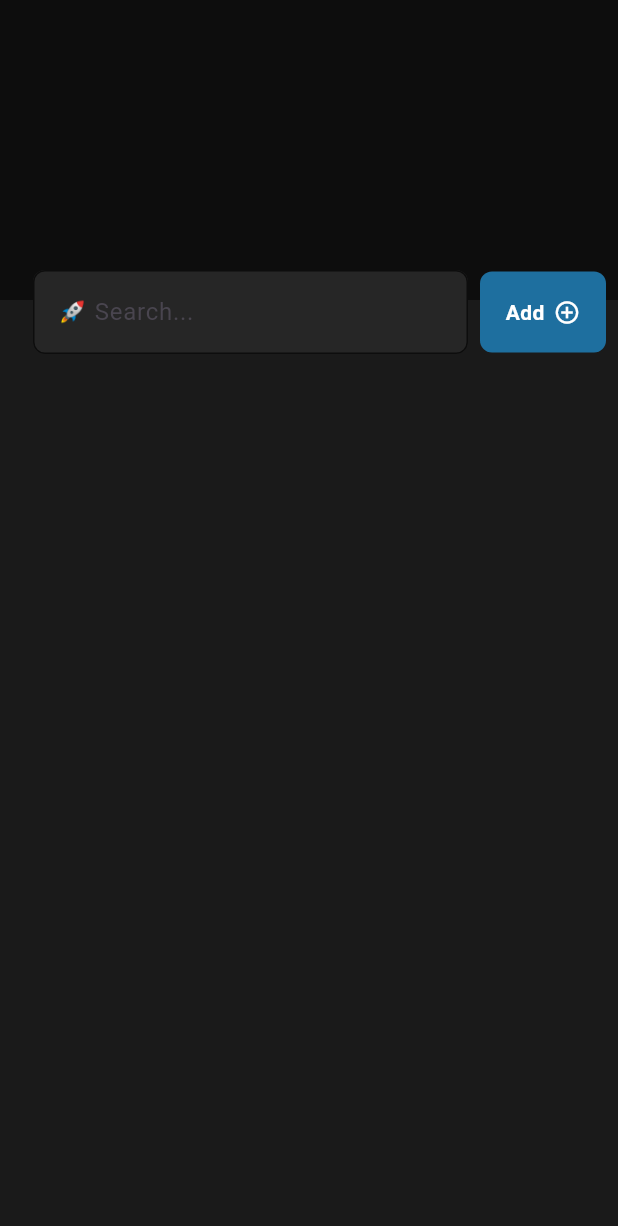
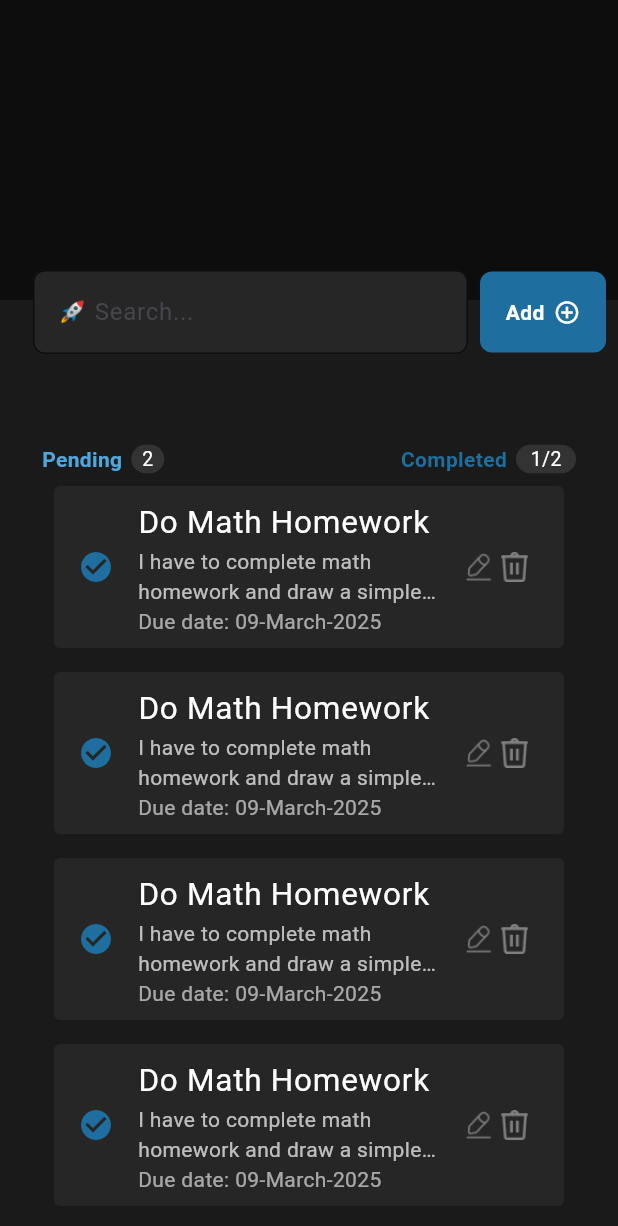
Before and after one commit to sinancholakkal/To-Do-List, a Flutter app: the screen it shows after launch, on a phone screen of 412 x 824 dp. Shown: the top 1226 px of the screen. Run offline on Flutter 3.47's test engine with Material 3 defaults, Android fonts, the phone set to English and light mode, and no system bars.

Commit message:
Basic task card ui created

```diff
--- a/lib/feature/presentation/pages/screen_home.dart
+++ b/lib/feature/presentation/pages/screen_home.dart
@@ -1,6 +1,6 @@
 import 'package:flutter/material.dart';
-import 'package:to_do_list/core/theme/colors.dart';
-import 'package:to_do_list/feature/presentation/widgets/text_widget.dart';
+import 'package:to_do_list/feature/presentation/pages/sections/list_display_section.dart';
+import 'package:to_do_list/feature/presentation/pages/sections/search_and_add_section.dart';
 
 class ScreenHome extends StatelessWidget {
   const ScreenHome({super.key});
@@ -10,68 +10,10 @@ class ScreenHome extends StatelessWidget {
     return Scaffold(
       body: Stack(
         children: [
-          Column(
-            children: [
-              ConstrainedBox(
-                constraints: BoxConstraints(maxHeight: 200),
-                child: Container(width: double.infinity, color: bgTop),
-              ),
-              Expanded(
-                child: Container(width: double.infinity, color: bgBottom),
-              ),
-            ],
-          ),
-          Positioned(
-            top: 173,
-            left: 22,
-            right: 0,
-            child: Row(
-              children: [
-                Flexible(
-                  child: TextFormField(
-                    style: TextStyle(color: kwhite),
-                    decoration: InputDecoration(
-                      label: Text("🚀 Search..."),
-                      filled: true,
-                      fillColor: Color(0xFF262626),
-                      border: OutlineInputBorder(
-                        borderRadius: BorderRadius.circular(8),
-                        borderSide: BorderSide(color: Color(0xFF0D0D0D)),
-                      ),
-                      enabledBorder: OutlineInputBorder(
-                        borderRadius: BorderRadius.circular(8),
-                        borderSide: BorderSide(color: Color(0xFF0D0D0D)),
-                      ),
-                      focusedBorder: OutlineInputBorder(
-                        borderRadius: BorderRadius.circular(8),
-                        borderSide: BorderSide(color: Color(0xFF0D0D0D)),
-                      ),
-                    ),
-                  ),
-                ),
-                Padding(
-                  padding: const EdgeInsets.all(8.0),
-                  child: Container(
-                    width: 84,
-                    height: 54,
-                    decoration: BoxDecoration(
-                      borderRadius: BorderRadius.circular(8),
-                      color: Color(0xFF1E6F9F),
-                    ),
-                    child: Row(
-                      mainAxisAlignment: MainAxisAlignment.center,
-                      mainAxisSize: MainAxisSize.min,
-                      spacing: 6,
-                      children: [
-                        TextWidget(text: "Add",size: 14,fontWeight: FontWeight.w700,color: kwhite,),
-                        Icon(Icons.add_circle_outline,color: kwhite,size: 18,)
-                      ],
-                    ),
-                  ),
-                ),
-              ],
-            ),
-          ),
+          //Task display section--
+          ListDisplaySection(),
+          //Search and add section-----
+          SearchAndAddSection(),
         ],
       ),
     );
--- /dev/null
+++ b/lib/feature/presentation/pages/sections/list_display_section.dart
@@ -0,0 +1,94 @@
+import 'package:flutter/material.dart';
+import 'package:to_do_list/core/theme/colors.dart';
+import 'package:to_do_list/feature/presentation/pages/sections/pending_and_complete_section.dart';
+import 'package:to_do_list/feature/presentation/widgets/text_widget.dart';
+
+class ListDisplaySection extends StatelessWidget {
+  const ListDisplaySection({super.key});
+
+  @override
+  Widget build(BuildContext context) {
+    return Column(
+      children: [
+        ConstrainedBox(
+          constraints: BoxConstraints(maxHeight: 200),
+          child: Container(width: double.infinity, color: bgTop),
+        ),
+
+        Expanded(
+          child: Container(
+            width: double.infinity,
+            color: bgBottom,
+            padding: EdgeInsets.only(top: 96, left: 28, right: 28),
+            child: Column(
+              mainAxisSize: MainAxisSize.min,
+              children: [
+                //Pendings and completed--------
+                PendingAndCompletedSection(),
+                Expanded(
+                  child: ListView.builder(
+                    physics: BouncingScrollPhysics(),
+                    itemBuilder: (context, index) {
+                      return Padding(
+                        padding: const EdgeInsets.all(8.0),
+                        child: ConstrainedBox(
+                          constraints: BoxConstraints(
+                            minHeight: 72
+                          ),
+                          child: Container(
+                            // height: 72,
+                            width: double.infinity,
+                            decoration: BoxDecoration(
+                              color: Color(0xFF262626),
+                              borderRadius: BorderRadius.circular(4),
+                            ),
+                            child: Center(
+                              child: ListTile(
+                                leading: Icon(
+                                  Icons.check_circle,
+                                  color: Color(0xFF1E6F9F),
+                                ),
+                                title: TextWidget(
+                                  overflow: TextOverflow.ellipsis,
+                                  maxLines: 1,
+                                  text: "Do Math Homework",
+                                  size: 21,
+                                  color: kwhite,
+                                ),
+                                subtitle: Column(
+                                  crossAxisAlignment: CrossAxisAlignment.start,
+                                  mainAxisSize: MainAxisSize.min,
+                                  children: [
+                                    TextWidget(text: "I have to complete math homework and draw a simple circle using pencil",color: Colors.white70,maxLines: 2,overflow: TextOverflow.ellipsis,),
+                                    TextWidget(text: "Due date: 09-March-2025",color: Colors.white60,maxLines: 2,overflow: TextOverflow.ellipsis,),
+                                  ],
+                                ),
+                                trailing: Row(
+                                  spacing: 5,
+                                  mainAxisSize: MainAxisSize.min,
+                                  children: [
+                                    InkWell(
+                                      child: Image.asset(height: 20,"assets/edit.png"),
+                                    ),
+                                    InkWell(
+                                      child: Image.asset(height: 20 ,"assets/delete.png"),
+                                    )
+                                  ],
+                                ),
+                              ),
+                            ),
+                          ),
+                        ),
+                      );
+                    },
+                    itemCount: 10,
+                  ),
+                ),
+              ],
+            ),
+          ),
+        ),
+      ],
+    );
+  }
+}
--- /dev/null
+++ b/lib/feature/presentation/pages/sections/pending_and_complete_section.dart
@@ -0,0 +1,75 @@
+import 'package:flutter/material.dart';
+import 'package:to_do_list/core/theme/colors.dart';
+import 'package:to_do_list/feature/presentation/widgets/text_widget.dart';
+
+class PendingAndCompletedSection extends StatelessWidget {
+  const PendingAndCompletedSection({
+    super.key,
+  });
+
+  @override
+  Widget build(BuildContext context) {
+    return Row(
+                  children: [
+                    //SizedBox(height: 196),
+                    Row(
+                      spacing: 6,
+                      mainAxisSize: MainAxisSize.min,
+                      children: [
+                        TextWidget(
+                          text: "Pending",
+                          color: Color(0xFF4EA8DE),
+                          size: 14,
+                          fontWeight: FontWeight.w700,
+                        ),
+                        Container(
+                          width: 22,
+                          height: 19,
+                          decoration: BoxDecoration(
+                            color: Color(0xFF333333),
+                            borderRadius: BorderRadius.circular(999)
+                          ),
+                          child: Center(
+                            child: TextWidget(
+                              text: "2",
+                              color: kwhite,
+                              size: 13,
+                            ),
+                          ),
+                        ),
+
+                      ],
+                    ),
+                    Spacer(),
+                    Row(
+                      spacing: 6,
+                      mainAxisSize: MainAxisSize.min,
+                      children: [
+                        TextWidget(
+                          text: "Completed",
+                          color: Color(0xFF1E6F9F),
+                          size: 14,
+                          fontWeight: FontWeight.w700,
+                        ),
+                        Container(
+                          width: 40,
+                          height: 19,
+                          decoration: BoxDecoration(
+                            color: Color(0xFF333333),
+                            borderRadius: BorderRadius.circular(999)
+                          ),
+                          child: Center(
+                            child: TextWidget(
+                              text: "1/2",
+                              color: kwhite,
+                              size: 13,
+                            ),
+                          ),
+                        ),
+
+                      ],
+                    )
+                  ],
+                );
+  }
+}
--- /dev/null
+++ b/lib/feature/presentation/pages/sections/search_and_add_section.dart
@@ -0,0 +1,64 @@
+import 'package:flutter/material.dart';
+import 'package:to_do_list/core/theme/colors.dart';
+import 'package:to_do_list/feature/presentation/widgets/text_widget.dart';
+
+class SearchAndAddSection extends StatelessWidget {
+  const SearchAndAddSection({
+    super.key,
+  });
+
+  @override
+  Widget build(BuildContext context) {
+    return Positioned(
+      top: 173,
+      left: 22,
+      right: 0,
+      child: Row(
+        children: [
+          Flexible(
+            child: TextFormField(
+              style: TextStyle(color: kwhite),
+              decoration: InputDecoration(
+                label: Text("🚀 Search..."),
+                filled: true,
+                fillColor: Color(0xFF262626),
+                border: OutlineInputBorder(
+                  borderRadius: BorderRadius.circular(8),
+                  borderSide: BorderSide(color: Color(0xFF0D0D0D)),
+                ),
+                enabledBorder: OutlineInputBorder(
+                  borderRadius: BorderRadius.circular(8),
+                  borderSide: BorderSide(color: Color(0xFF0D0D0D)),
+                ),
+                focusedBorder: OutlineInputBorder(
+                  borderRadius: BorderRadius.circular(8),
+                  borderSide: BorderSide(color: Color(0xFF0D0D0D)),
+                ),
+              ),
+            ),
+          ),
+          Padding(
+            padding: const EdgeInsets.all(8.0),
+            child: Container(
+              width: 84,
+              height: 54,
+              decoration: BoxDecoration(
+                borderRadius: BorderRadius.circular(8),
+                color: Color(0xFF1E6F9F),
+              ),
+              child: Row(
+                mainAxisAlignment: MainAxisAlignment.center,
+                mainAxisSize: MainAxisSize.min,
+                spacing: 6,
+                children: [
+                  TextWidget(text: "Add",size: 14,fontWeight: FontWeight.w700,color: kwhite,),
+                  Icon(Icons.add_circle_outline,color: kwhite,size: 18,)
+                ],
+              ),
+            ),
+          ),
+        ],
+      ),
+    );
+  }
+}
--- a/lib/feature/presentation/widgets/text_widget.dart
+++ b/lib/feature/presentation/widgets/text_widget.dart
@@ -6,16 +6,30 @@ class TextWidget extends StatelessWidget {
     this.color,
     this.size,
     this.fontWeight,
-    required this.text
+    required this.text,
+    this.maxLines,
+    this.overflow,
+    this.decoration,
   });
   final String text;
   final Color? color;
   final double? size;
-final FontWeight? fontWeight;
+  final FontWeight? fontWeight;
+  final int? maxLines;
+  final TextOverflow? overflow;
+  final TextDecoration? decoration;
   @override
   Widget build(BuildContext context) {
-    return Text(text,style: TextStyle(
-      color :color,fontSize: size,fontWeight: fontWeight
-    ),);
+    return Text(
+      text,
+      style: TextStyle(
+        decoration: decoration,
+        overflow: overflow,
+        color: color,
+        fontSize: size,
+        fontWeight: fontWeight,
+      ),
+      maxLines: maxLines,
+    );
   }
 }
--- a/pubspec.yaml
+++ b/pubspec.yaml
@@ -58,8 +58,9 @@ flutter:
   uses-material-design: true
 
   # To add assets to your application, add an assets section, like this:
-  # assets:
-  #   - images/a_dot_burr.jpeg
+  assets:
+    - assets/edit.png
+    - assets/delete.png
   #   - images/a_dot_ham.jpeg
 
   # An image asset can refer to one or more resolution-specific "variants", see
```
Also changed, not shown: assets/delete.png (added), assets/edit.png (added).
